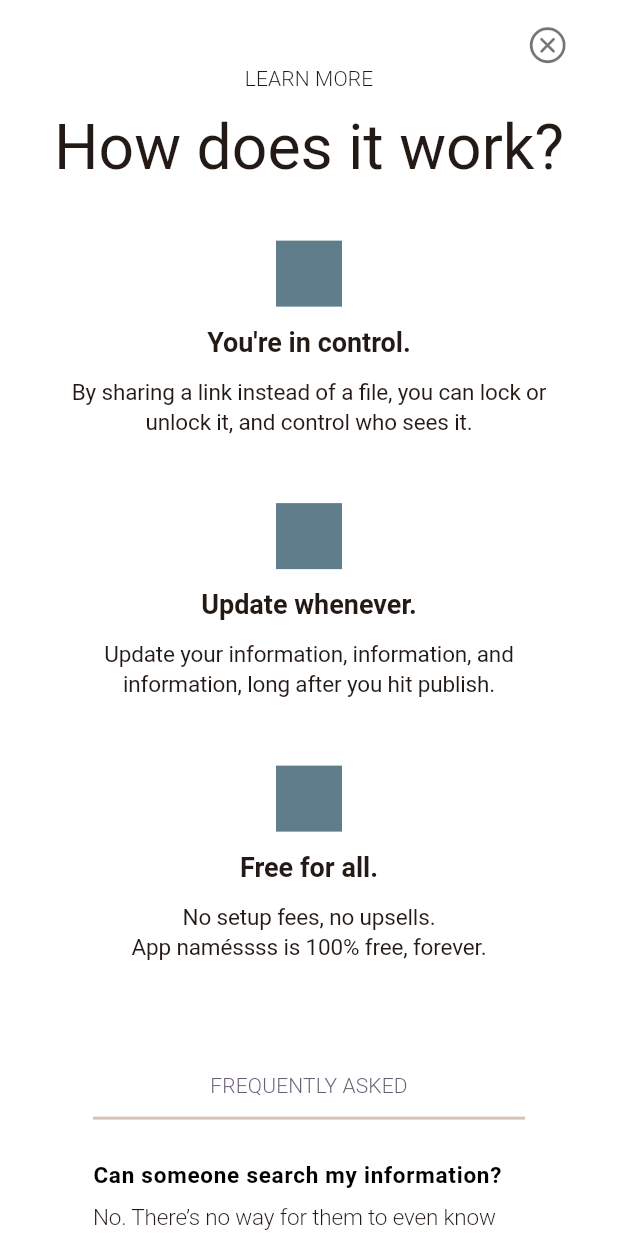
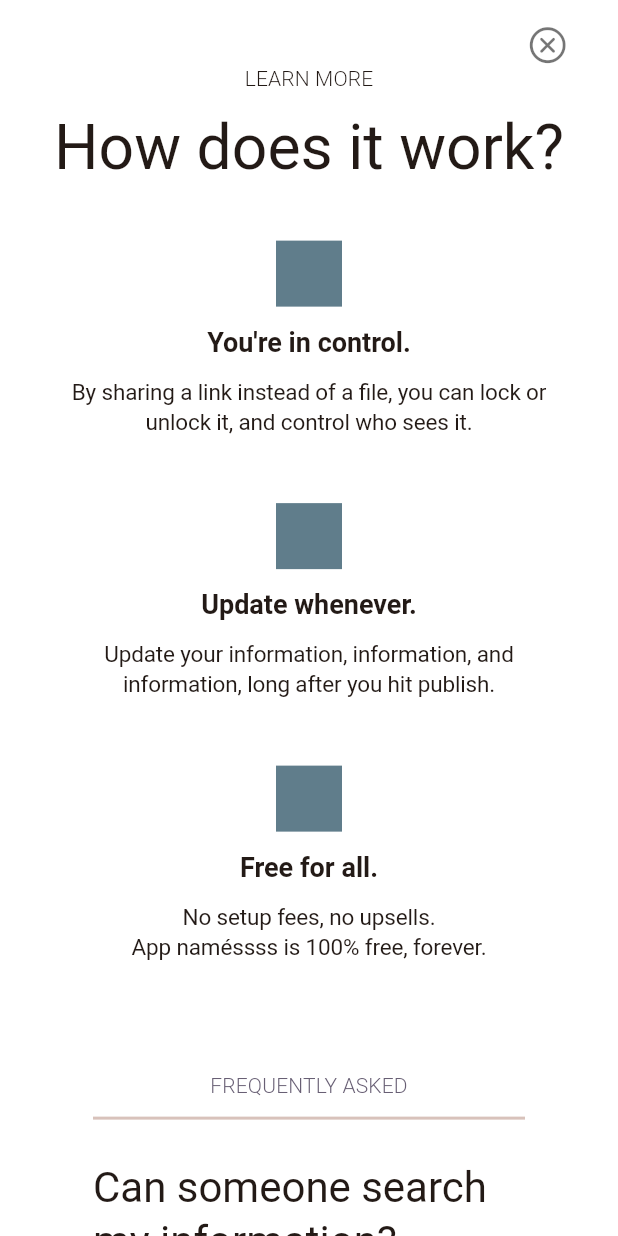
Before and after one commit to vizodev/flutter_issue_text_spacing, a Flutter app: the screen it shows after launch, after a tap on "Learn more", on a phone screen of 412 x 824 dp. Run offline on Flutter 3.47's test engine with Material 2 defaults, Android fonts, the phone set to English and light mode, and no system bars.

Commit message:
now bug is happening with textTheme.headlineMedium

```diff
--- a/lib/src/features/home/home_page.dart
+++ b/lib/src/features/home/home_page.dart
@@ -192,12 +192,10 @@ class SectionOnlyFeatures extends StatelessWidget {
                       padding: const EdgeInsets.all(20),
                       child: Text(
                         'App. namésss, reinvented.',
-                        style: Theme.of(context)
-                            .textTheme
-                            .displayMedium!,
                         // style: Theme.of(context)
                         //     .textTheme
-                        //     .headlineMedium!,
+                        //     .displayMedium!,
+                        style: Theme.of(context).textTheme.headlineMedium!,
                         // style: Theme.of(context).textTheme.headlineSmall!,
                         maxLines: 3,
                       ),
--- a/lib/src/features/home/learn_more_page.dart
+++ b/lib/src/features/home/learn_more_page.dart
@@ -222,8 +222,7 @@ class FaqQuestionItemText extends StatelessWidget {
   Widget build(BuildContext context) {
     final height = 1.3;
 
-    return IntrinsicHeight(
-      child: Column(
+    return Column(
       mainAxisSize: MainAxisSize.min,
       crossAxisAlignment: CrossAxisAlignment.start,
       children: [
@@ -231,14 +230,13 @@ class FaqQuestionItemText extends StatelessWidget {
           flex: 3,
           child: Text(
             text,
-              style: Theme.of(context).textTheme.bodyLarge!.copyWith(
-                color: Colors.black,
-                fontWeight: FontWeight.w700,
-                height: height,
-                fontFeatures: const [FontFeature.proportionalFigures()],
-              ),
-              // minFontSize: 1,
-              // stepGranularity: .1,
+            style: Theme.of(context).textTheme.headlineMedium!,
+            // style: Theme.of(context).textTheme.bodyLarge!.copyWith(
+            //   color: Colors.black,
+            //   fontWeight: FontWeight.w700,
+            //   height: height,
+            //   fontFeatures: const [FontFeature.proportionalFigures()],
+            // ),
             maxLines: 4,
             overflow: TextOverflow.clip,
           ),
@@ -250,8 +248,6 @@ class FaqQuestionItemText extends StatelessWidget {
               fontWeight: FontWeight.w300,
               height: height,
               letterSpacing: -0.1),
-            // minFontSize: 1,
-            // stepGranularity: .1,
           maxLines: maxLines,
           overflow: TextOverflow.ellipsis,
         ),
@@ -260,7 +256,6 @@ class FaqQuestionItemText extends StatelessWidget {
           child: SizedBox(height: !isLastIndex ? 32 : 14),
         ),
       ],
-      ),
     );
   }
 }
```
Lines whose indentation alone changed are shown as unchanged.
